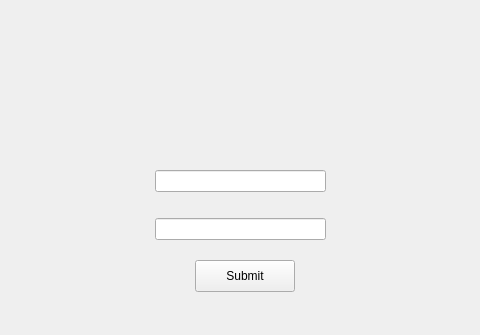
This is client/src/registerwindow.ui in khbminus/fastTyping as Qt 5 draws it before an edit; both pictures show x 145 to 625 and y 0 to 335 of the 800 by 600 pixel window. The edited form follows.
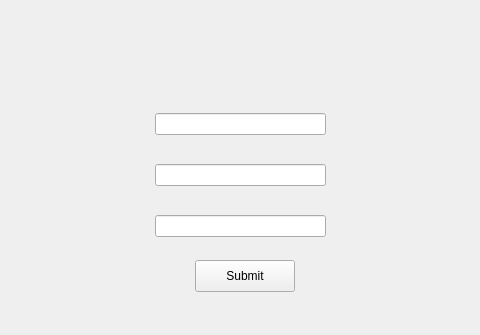
This is the edited form.

Commit message: add password repeat window

Patch:
```diff
--- a/client/src/registerwindow.ui
+++ b/client/src/registerwindow.ui
@@ -44,9 +44,9 @@
     <property name="geometry">
      <rect>
       <x>300</x>
-      <y>150</y>
+      <y>90</y>
       <width>171</width>
-      <height>111</height>
+      <height>171</height>
      </rect>
     </property>
     <layout class="QVBoxLayout" name="verticalLayout">
@@ -64,6 +64,9 @@
        </property>
       </widget>
      </item>
+     <item>
+      <widget class="QLineEdit" name="PasswordCopy"/>
+     </item>
     </layout>
    </widget>
   </widget>
```
The commit also changes 1 other file.
